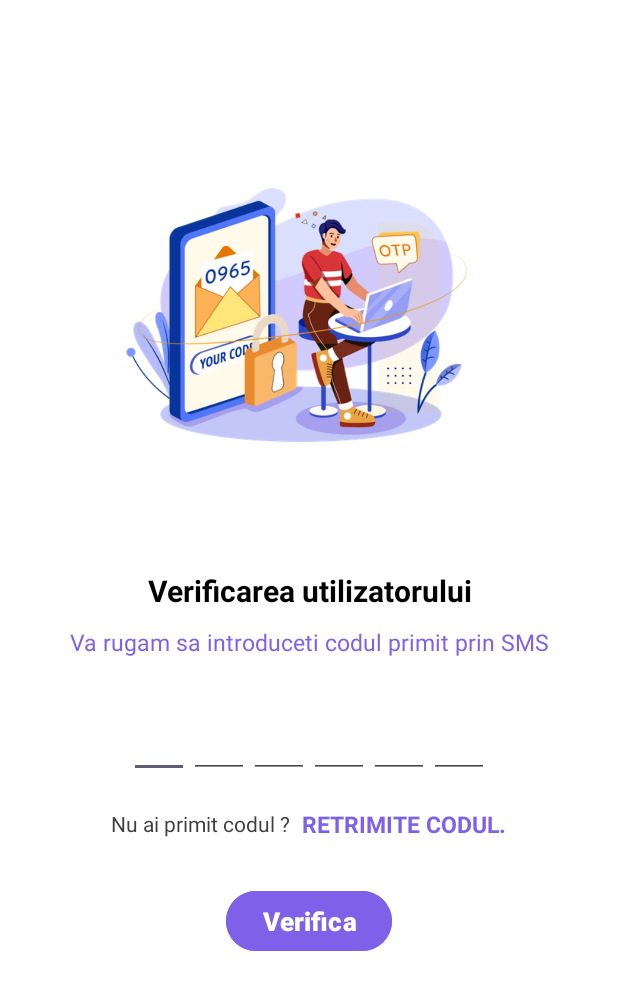
After one commit to DenisaCernaianu/BookStore, an Android app: the VerifyOTPActivity screen opened directly, with no data from a screen before it, on a phone screen of 412 x 824 dp. The commit adds this screen. Shown: the top 990 px of the screen. Run offline under Robolectric (Android 15) with nearby library versions, the phone set to English and light mode, and no system bars; our stand-ins replace Firebase (no records; nobody signed in at launch, a user with empty details on screens opened directly).

Commit message:
verify user with OTP

```diff
--- a/app/build.gradle.kts
+++ b/app/build.gradle.kts
@@ -46,4 +46,6 @@ dependencies {
     testImplementation("junit:junit:4.13.2")
     androidTestImplementation("androidx.test.ext:junit:1.1.5")
     androidTestImplementation("androidx.test.espresso:espresso-core:3.5.1")
+    implementation(platform("com.google.firebase:firebase-bom:32.5.0"))
+    implementation("com.google.firebase:firebase-auth")
 }
--- /dev/null
+++ b/app/src/main/java/com/example/bookstore/VerifyOTPActivity.java
@@ -0,0 +1,188 @@
+package com.example.bookstore;
+
+import androidx.annotation.NonNull;
+import androidx.appcompat.app.AppCompatActivity;
+
+import android.content.Intent;
+import android.os.Bundle;
+import android.text.Editable;
+import android.text.TextWatcher;
+import android.view.View;
+import android.widget.Button;
+import android.widget.EditText;
+import android.widget.TextView;
+import android.widget.Toast;
+
+import com.google.android.gms.tasks.OnCompleteListener;
+import com.google.android.gms.tasks.Task;
+import com.google.firebase.auth.AuthResult;
+import com.google.firebase.auth.FirebaseAuth;
+import com.google.firebase.auth.PhoneAuthCredential;
+import com.google.firebase.auth.PhoneAuthProvider;
+import com.google.firebase.auth.TotpMultiFactorAssertion;
+
+public class VerifyOTPActivity extends AppCompatActivity {
+
+    private EditText inputCode1, inputCode2, inputCode3, inputCode4, inputCode5, inputCode6;
+     Button buttonVerifyOTP;
+
+    private String OTP;
+
+    @Override
+    protected void onCreate(Bundle savedInstanceState) {
+        super.onCreate(savedInstanceState);
+        setContentView(R.layout.activity_verify_otpactivity);
+
+        inputCode1 = findViewById(R.id.inputCode1);
+        inputCode2 = findViewById(R.id.inputCode2);
+        inputCode3 = findViewById(R.id.inputCode3);
+        inputCode4 = findViewById(R.id.inputCode4);
+        inputCode5 = findViewById(R.id.inputCode5);
+        inputCode6 = findViewById(R.id.inputCode6);
+
+        setupOTPInputs();
+
+        buttonVerifyOTP = findViewById(R.id.buttonVerifyOTP);
+
+
+        OTP = getIntent().getStringExtra("verificationCode");
+
+        buttonVerifyOTP.setOnClickListener(new View.OnClickListener() {
+            @Override
+            public void onClick(View view) {
+                if(inputCode1.getText().toString().trim().isEmpty() ||
+                        inputCode2.getText().toString().trim().isEmpty() ||
+                        inputCode3.getText().toString().trim().isEmpty() ||
+                        inputCode4.getText().toString().trim().isEmpty() ||
+                        inputCode5.getText().toString().trim().isEmpty() ||
+                        inputCode6.getText().toString().trim().isEmpty() ){
+                    Toast.makeText(VerifyOTPActivity.this, "Introduceti un cod valid", Toast.LENGTH_SHORT).show();
+                }
+                String code =inputCode1.getText().toString() +inputCode2.getText().toString()+inputCode3.getText().toString()
+                        +inputCode4.getText().toString()+inputCode5.getText().toString()+inputCode6.getText().toString();
+
+                if(OTP != null){
+                    PhoneAuthCredential phoneAuthCredential = PhoneAuthProvider.getCredential(OTP, code);
+
+                    FirebaseAuth.getInstance().signInWithCredential(phoneAuthCredential)
+                            .addOnCompleteListener(new OnCompleteListener<AuthResult>() {
+                                @Override
+                                public void onComplete(@NonNull Task<AuthResult> task) {
+                                    if(task.isSuccessful()){
+                                    Toast.makeText(VerifyOTPActivity.this, "Codul este corect!", Toast.LENGTH_SHORT).show();
+                                    startActivity(new Intent(VerifyOTPActivity.this, HomeActivity.class));
+                                    } else{ Toast.makeText(VerifyOTPActivity.this, "Codul este incorect !", Toast.LENGTH_SHORT).show();}
+
+                                }
+                            });
+                }
+
+            }
+        });
+
+            }
+
+
+    private void setupOTPInputs(){
+        inputCode1.addTextChangedListener(new TextWatcher() {
+            @Override
+            public void beforeTextChanged(CharSequence charSequence, int i, int i1, int i2) {
+
+            }
+
+            @Override
+            public void onTextChanged(CharSequence charSequence, int i, int i1, int i2) {
+                if(!charSequence.toString().trim().isEmpty()){
+                    inputCode2.requestFocus();
+                }
+            }
+
+            @Override
+            public void afterTextChanged(Editable editable) {
+
+            }
+        });
+
+        inputCode2.addTextChangedListener(new TextWatcher() {
+            @Override
+            public void beforeTextChanged(CharSequence charSequence, int i, int i1, int i2) {
+
+            }
+
+            @Override
+            public void onTextChanged(CharSequence charSequence, int i, int i1, int i2) {
+                if(!charSequence.toString().trim().isEmpty()){
+                    inputCode3.requestFocus();
+                }
+            }
+
+            @Override
+            public void afterTextChanged(Editable editable) {
+
+            }
+        });
+
+        inputCode3.addTextChangedListener(new TextWatcher() {
+            @Override
+            public void beforeTextChanged(CharSequence charSequence, int i, int i1, int i2) {
+
+            }
+
+            @Override
+            public void onTextChanged(CharSequence charSequence, int i, int i1, int i2) {
+                if(!charSequence.toString().trim().isEmpty()){
+                    inputCode4.requestFocus();
+                }
+            }
+
+            @Override
+            public void afterTextChanged(Editable editable) {
+
+            }
+        });
+
+        inputCode4.addTextChangedListener(new TextWatcher() {
+            @Override
+            public void beforeTextChanged(CharSequence charSequence, int i, int i1, int i2) {
+
+            }
+
+            @Override
+            public void onTextChanged(CharSequence charSequence, int i, int i1, int i2) {
+                if(!charSequence.toString().trim().isEmpty()){
+                    inputCode5.requestFocus();
+                }
+            }
+
+            @Override
+            public void afterTextChanged(Editable editable) {
+
+            }
+        });
+
+        inputCode5.addTextChangedListener(new TextWatcher() {
+            @Override
+            public void beforeTextChanged(CharSequence charSequence, int i, int i1, int i2) {
+
+            }
+
+            @Override
+            public void onTextChanged(CharSequence charSequence, int i, int i1, int i2) {
+                if(!charSequence.toString().trim().isEmpty()){
+                    inputCode6.requestFocus();
+                }
+            }
+
+            @Override
+            public void afterTextChanged(Editable editable) {
+
+            }
+        });
+
+
+
+
+
+
+    }
+}
--- a/app/src/main/res/layout/activity_main.xml
+++ b/app/src/main/res/layout/activity_main.xml
@@ -33,7 +33,7 @@
                     android:layout_height="wrap_content"
                     android:layout_gravity="center"
                     android:paddingBottom="30dp"
-                    android:text="Welcome !"
+                    android:text="Bine ai venit !"
                     android:textAlignment="center"
                     android:textColor="@color/white"
                     android:textSize="40sp" />
@@ -46,7 +46,7 @@
                     android:layout_gravity="center"
                     android:textColor="@color/white"
                     android:backgroundTint="@color/purple"
-                    android:text="Log In"
+                    android:text="Autentificare"
                     android:textSize="20dp"
                     />
 
@@ -58,7 +58,7 @@
                     android:layout_gravity="center"
                     android:textColor="@color/white"
                     android:backgroundTint="@color/purple"
-                    android:text="Sign Up"
+                    android:text="Înregistrare"
                     android:textSize="20dp"/>
 
 
--- /dev/null
+++ b/app/src/main/res/layout/activity_verify_otpactivity.xml
@@ -0,0 +1,195 @@
+<?xml version="1.0" encoding="utf-8"?>
+<RelativeLayout xmlns:android="http://schemas.android.com/apk/res/android"
+    xmlns:app="http://schemas.android.com/apk/res-auto"
+    xmlns:tools="http://schemas.android.com/tools"
+    android:layout_width="match_parent"
+    android:layout_height="match_parent"
+    tools:context=".VerifyOTPActivity"
+    android:background="@color/white">
+
+    <LinearLayout
+        android:layout_width="match_parent"
+        android:layout_height="wrap_content"
+        android:orientation="vertical"
+        android:gravity="center"
+        android:paddingTop="60dp">
+
+        <ImageView
+            android:layout_width="330dp"
+            android:layout_height="300dp"
+            android:layout_gravity="center"
+            android:layout_marginTop="0dp"
+            android:src="@drawable/otpverify">
+
+        </ImageView>
+
+        <TextView
+            android:layout_width="match_parent"
+            android:layout_height="wrap_content"
+            android:text="Verificarea utilizatorului"
+            android:textSize="20sp"
+            android:textAlignment="center"
+            android:textStyle="bold"
+            android:textColor="@color/black"
+            android:layout_marginBottom="10dp"
+            android:layout_marginTop="20dp">
+
+        </TextView>
+
+        <TextView
+            android:layout_width="match_parent"
+            android:layout_height="wrap_content"
+            android:text="Va rugam sa introduceti codul primit prin SMS"
+            android:textSize="15sp"
+            android:textAlignment="center"
+            android:textColor="@color/purple"
+            >
+
+        </TextView>
+
+        <LinearLayout
+            android:layout_width="match_parent"
+            android:layout_height="wrap_content"
+            android:orientation="horizontal"
+            android:gravity="center"
+            android:paddingTop="30dp">
+
+            <EditText
+                android:id="@+id/inputCode1"
+                android:layout_width="40dp"
+                android:layout_height="50dp"
+                android:gravity="center"
+                android:imeOptions="actionNext"
+                android:importantForAutofill="no"
+                android:inputType="number"
+                android:maxLength="1"
+                android:textColor="@color/black"
+                android:textSize="23sp"
+                android:textStyle="bold">
+
+            </EditText>
+
+            <EditText
+                android:id="@+id/inputCode2"
+                android:layout_width="40dp"
+                android:layout_height="50dp"
+                android:gravity="center"
+                android:imeOptions="actionNext"
+                android:importantForAutofill="no"
+                android:inputType="number"
+                android:maxLength="1"
+                android:textColor="@color/black"
+                android:textSize="23sp"
+                android:textStyle="bold">
+
+            </EditText>
+
+            <EditText
+                android:id="@+id/inputCode3"
+                android:layout_width="40dp"
+                android:layout_height="50dp"
+                android:gravity="center"
+                android:imeOptions="actionNext"
+                android:importantForAutofill="no"
+                android:inputType="number"
+                android:maxLength="1"
+                android:textColor="@color/black"
+                android:textSize="23sp"
+                android:textStyle="bold">
+
+            </EditText>
+
+            <EditText
+                android:id="@+id/inputCode4"
+                android:layout_width="40dp"
+                android:layout_height="50dp"
+                android:gravity="center"
+                android:imeOptions="actionNext"
+                android:importantForAutofill="no"
+                android:inputType="number"
+                android:maxLength="1"
+                android:textColor="@color/black"
+                android:textSize="23sp"
+                android:textStyle="bold">
+
+            </EditText>
+
+            <EditText
+                android:id="@+id/inputCode5"
+                android:layout_width="40dp"
+                android:layout_height="50dp"
+                android:gravity="center"
+                android:imeOptions="actionNext"
+                android:importantForAutofill="no"
+                android:inputType="number"
+                android:maxLength="1"
+                android:textColor="@color/black"
+                android:textSize="23sp"
+                android:textStyle="bold">
+
+            </EditText>
+
+            <EditText
+                android:id="@+id/inputCode6"
+                android:layout_width="40dp"
+                android:layout_height="50dp"
+                android:gravity="center"
+                android:imeOptions="actionDone"
+                android:importantForAutofill="no"
+                android:inputType="number"
+                android:maxLength="1"
+                android:textColor="@color/black"
+                android:textSize="23sp"
+                android:textStyle="bold">
+
+            </EditText>
+
+        </LinearLayout>
+
+        <LinearLayout
+            android:layout_width="match_parent"
+            android:layout_height="match_parent"
+            android:orientation="horizontal"
+            android:gravity="center"
+            android:layout_marginTop="20dp">
+
+            <TextView
+                android:layout_width="wrap_content"
+                android:layout_height="wrap_content"
+                android:text="Nu ai primit codul ?"
+                android:textColor="@color/bgrey"
+                android:textSize="14sp"
+                >
+
+            </TextView>
+
+            <TextView
+                android:layout_width="wrap_content"
+                android:layout_height="wrap_content"
+                android:id="@+id/textResendOTP"
+                android:layout_marginStart="8dp"
+                android:text="Retrimite codul."
+                android:textColor="@color/purple"
+                android:textStyle="bold"
+                android:textAllCaps="true"
+                android:textSize="15sp"
+                />
+
+        </LinearLayout>
+
+        <Button
+            android:layout_marginTop="30dp"
+            android:layout_width="wrap_content"
+            android:layout_height="wrap_content"
+            android:id="@+id/buttonVerifyOTP"
+            android:backgroundTint="@color/purple"
+            android:text="Verifica"
+            android:textColor="@color/white"
+            android:textSize="17sp"
+            android:textStyle="bold"
+            android:gravity="center"
+            />
+
+    </LinearLayout>
+
+</RelativeLayout>
--- a/app/src/main/res/values/colors.xml
+++ b/app/src/main/res/values/colors.xml
@@ -1,6 +1,7 @@
 <?xml version="1.0" encoding="utf-8"?>
 <resources>
     <color name="black">#FF000000</color>
+    <color name="bgrey">#3E3E3E</color>
     <color name="white">#FFFFFFFF</color>
     <color name="pink">#e2c8eb</color>
     <color name="purple">#7E61E8</color>
```
Also changed, not shown: app/src/main/AndroidManifest.xml (+5 -2 lines), app/src/main/java/com/example/bookstore/LoginActivity.java (+71 -25 lines), app/src/main/java/com/example/bookstore/RegisterActivity.java (+23 -25 lines), app/src/main/res/layout/activity_login.xml (+19 -33 lines), app/src/main/res/layout/activity_register.xml (+22 -20 lines), app/src/main/res/drawable/otp_verify.png (added), app/src/main/res/drawable/otpverify.png (added).
